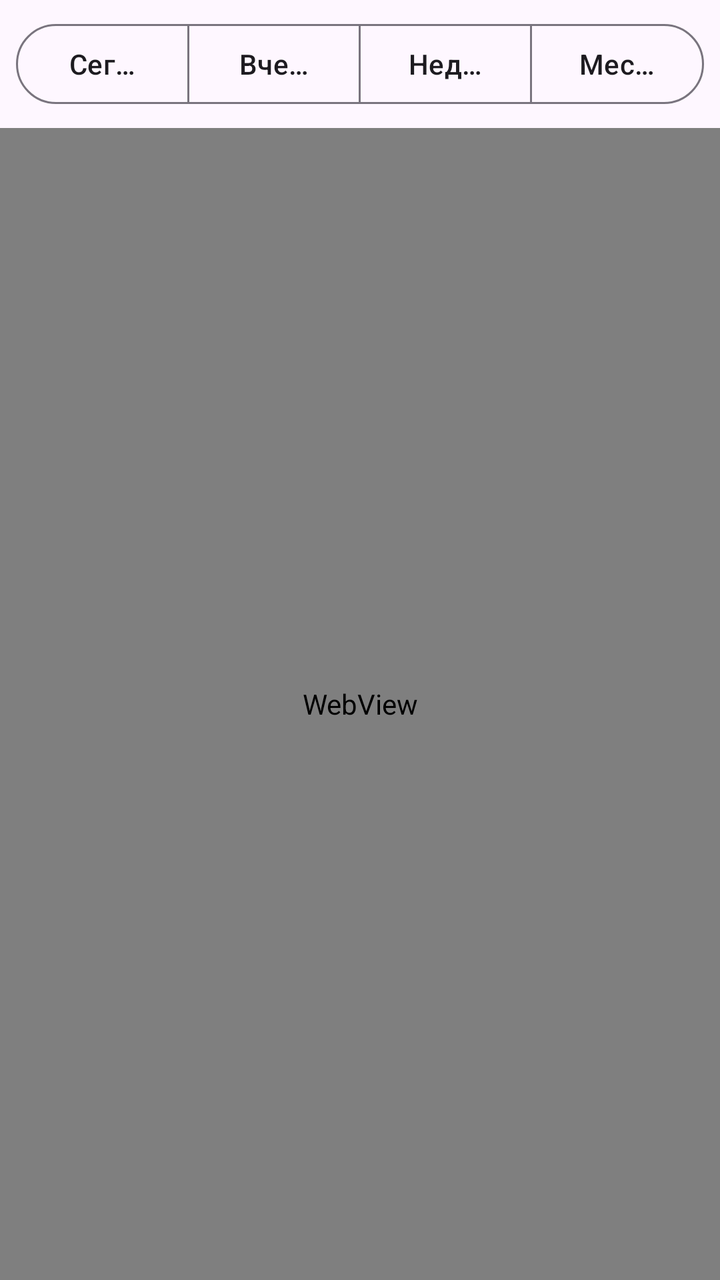
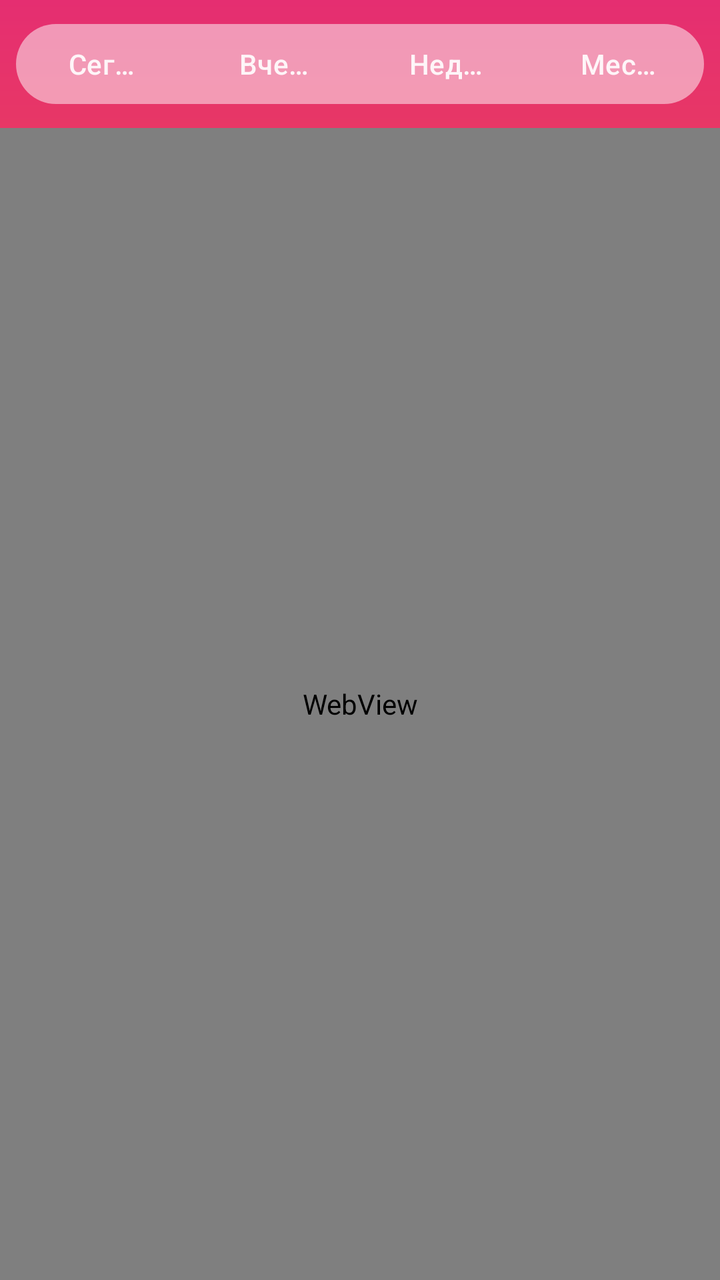

Two renders of the same Android screen: before a commit and after it. Below are the layout's source before the change and the commit's diff.
<!-- AndroidManifest.xml: application theme Theme.WhereAmI -->
<!-- res/layout/fragment_path.xml -->
<?xml version="1.0" encoding="utf-8"?>
<LinearLayout
    xmlns:android="http://schemas.android.com/apk/res/android"
    xmlns:app="http://schemas.android.com/apk/res-auto"
    android:layout_width="match_parent"
    android:layout_height="match_parent"
    android:orientation="vertical">

    <com.google.android.material.button.MaterialButtonToggleGroup
        android:id="@+id/period_group"
        android:layout_width="match_parent"
        android:layout_height="wrap_content"
        android:padding="8dp"
        app:singleSelection="true"
        app:selectionRequired="true">
        <com.google.android.material.button.MaterialButton
            android:id="@+id/period_today"
            style="@style/Widget.Material3.Button.OutlinedButton"
            android:layout_width="0dp"
            android:layout_height="wrap_content"
            android:layout_weight="1"
            android:text="@string/period_today" />
        <com.google.android.material.button.MaterialButton
            android:id="@+id/period_yesterday"
            style="@style/Widget.Material3.Button.OutlinedButton"
            android:layout_width="0dp"
            android:layout_height="wrap_content"
            android:layout_weight="1"
            android:text="@string/period_yesterday" />
        <com.google.android.material.button.MaterialButton
            android:id="@+id/period_week"
            style="@style/Widget.Material3.Button.OutlinedButton"
            android:layout_width="0dp"
            android:layout_height="wrap_content"
            android:layout_weight="1"
            android:text="@string/period_week" />
        <com.google.android.material.button.MaterialButton
            android:id="@+id/period_month"
            style="@style/Widget.Material3.Button.OutlinedButton"
            android:layout_width="0dp"
            android:layout_height="wrap_content"
            android:layout_weight="1"
            android:text="@string/period_month" />
    </com.google.android.material.button.MaterialButtonToggleGroup>

    <WebView
        android:id="@+id/path_web"
        android:layout_width="match_parent"
        android:layout_height="0dp"
        android:layout_weight="1" />
</LinearLayout>
<!-- resources referenced by this layout -->
<resources>
  <string name="period_month">Месяц</string>
  <string name="period_today">Сегодня</string>
  <string name="period_week">Неделя</string>
  <string name="period_yesterday">Вчера</string>
  <style name="Theme.WhereAmI" parent="Base.Theme.WhereAmI" />
  <style name="Base.Theme.WhereAmI" parent="Theme.Material3.DayNight.NoActionBar">
          
          
      </style>
</resources>

<!-- the commit's change to res/layout/fragment_path.xml (unified diff, before → after) -->
@@ -15,28 +15,28 @@
         app:selectionRequired="true">
         <com.google.android.material.button.MaterialButton
             android:id="@+id/period_today"
-            style="@style/Widget.Material3.Button.OutlinedButton"
+            style="@style/Widget.WhereAmI.Button.Period"
             android:layout_width="0dp"
             android:layout_height="wrap_content"
             android:layout_weight="1"
             android:text="@string/period_today" />
         <com.google.android.material.button.MaterialButton
             android:id="@+id/period_yesterday"
-            style="@style/Widget.Material3.Button.OutlinedButton"
+            style="@style/Widget.WhereAmI.Button.Period"
             android:layout_width="0dp"
             android:layout_height="wrap_content"
             android:layout_weight="1"
             android:text="@string/period_yesterday" />
         <com.google.android.material.button.MaterialButton
             android:id="@+id/period_week"
-            style="@style/Widget.Material3.Button.OutlinedButton"
+            style="@style/Widget.WhereAmI.Button.Period"
             android:layout_width="0dp"
             android:layout_height="wrap_content"
             android:layout_weight="1"
             android:text="@string/period_week" />
         <com.google.android.material.button.MaterialButton
             android:id="@+id/period_month"
-            style="@style/Widget.Material3.Button.OutlinedButton"
+            style="@style/Widget.WhereAmI.Button.Period"
             android:layout_width="0dp"
             android:layout_height="wrap_content"
             android:layout_weight="1"
<!-- resource entries referenced after the edit -->
@@ -4,10 +4,31 @@
   <string name="period_today">Сегодня</string>
   <string name="period_week">Неделя</string>
   <string name="period_yesterday">Вчера</string>
+  <style name="Widget.WhereAmI.Button.Period" parent="Widget.Material3.Button">
+          <item name="strokeWidth">0dp</item>
+          <item name="backgroundTint">@color/period_button_background</item>
+          <item name="android:textColor">@color/brand_on_gradient</item>
+      </style>
   <style name="Theme.WhereAmI" parent="Base.Theme.WhereAmI" />
+  <color name="brand_on_gradient">#E6FFFFFF</color>
   <style name="Base.Theme.WhereAmI" parent="Theme.Material3.DayNight.NoActionBar">
           
+          <item name="android:windowBackground">@drawable/bg_gradient</item>
           
+          <item name="android:textColorPrimary">@color/brand_on_gradient</item>
+          <item name="android:textColorSecondary">@color/brand_on_gradient</item>
       </style>
+  <!-- drawable bg_gradient (drawable) -->
+  <?xml version="1.0" encoding="utf-8"?>
+  <shape xmlns:android="http://schemas.android.com/apk/res/android"
+      android:shape="rectangle">
+      <gradient
+          android:type="linear"
+          android:angle="270"
+          android:startColor="@color/brand_pink"
+          android:endColor="@color/brand_orange" />
+  </shape>
+  <color name="brand_pink">#E52E71</color>
+  <color name="brand_orange">#FF8A00</color>
 </resources>
 
